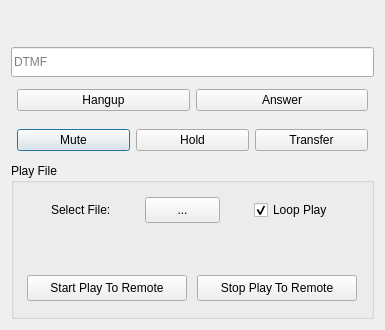
Qt form ui/calldialog.ui (noah0286/microsiptp) before a commit.
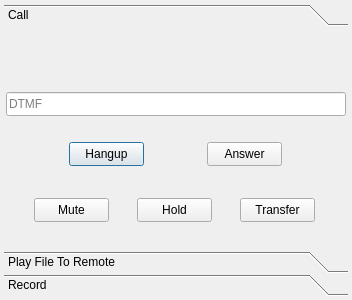
The same form after that commit.

Commit message: feat(call): support call record

What changed in the file:
```diff
--- a/ui/calldialog.ui
+++ b/ui/calldialog.ui
@@ -6,8 +6,8 @@
    <rect>
     <x>0</x>
     <y>0</y>
-    <width>385</width>
-    <height>330</height>
+    <width>352</width>
+    <height>300</height>
    </rect>
   </property>
   <property name="sizePolicy">
@@ -16,11 +16,74 @@
     <verstretch>0</verstretch>
    </sizepolicy>
   </property>
+  <property name="minimumSize">
+   <size>
+    <width>352</width>
+    <height>300</height>
+   </size>
+  </property>
+  <property name="maximumSize">
+   <size>
+    <width>352</width>
+    <height>300</height>
+   </size>
+  </property>
   <property name="windowTitle">
    <string>Call</string>
   </property>
-  <layout class="QGridLayout" name="gridLayout">
-   <item row="0" column="0">
+  <layout class="QVBoxLayout" name="verticalLayout_3">
+   <property name="spacing">
+    <number>4</number>
+   </property>
+   <property name="leftMargin">
+    <number>4</number>
+   </property>
+   <property name="topMargin">
+    <number>4</number>
+   </property>
+   <property name="rightMargin">
+    <number>4</number>
+   </property>
+   <property name="bottomMargin">
+    <number>4</number>
+   </property>
+   <item>
+    <widget class="QToolBox" name="toolBox">
+     <property name="currentIndex">
+      <number>0</number>
+     </property>
+     <property name="tabSpacing">
+      <number>1</number>
+     </property>
+     <widget class="QWidget" name="call">
+      <property name="geometry">
+       <rect>
+        <x>0</x>
+        <y>0</y>
+        <width>344</width>
+        <height>211</height>
+       </rect>
+      </property>
+      <attribute name="label">
+       <string>Call</string>
+      </attribute>
+      <layout class="QVBoxLayout" name="verticalLayout_2">
+       <property name="spacing">
+        <number>2</number>
+       </property>
+       <property name="leftMargin">
+        <number>2</number>
+       </property>
+       <property name="topMargin">
+        <number>2</number>
+       </property>
+       <property name="rightMargin">
+        <number>2</number>
+       </property>
+       <property name="bottomMargin">
+        <number>2</number>
+       </property>
+       <item>
     <widget class="QLabel" name="whoLabel">
      <property name="sizePolicy">
       <sizepolicy hsizetype="Preferred" vsizetype="Fixed">
@@ -31,7 +94,13 @@
      <property name="minimumSize">
       <size>
        <width>0</width>
-       <height>30</height>
+           <height>25</height>
+          </size>
+         </property>
+         <property name="maximumSize">
+          <size>
+           <width>16777215</width>
+           <height>25</height>
       </size>
      </property>
      <property name="text">
@@ -39,7 +108,109 @@
      </property>
     </widget>
    </item>
-   <item row="5" column="0">
+       <item>
+        <widget class="QLineEdit" name="dtmfInput">
+         <property name="minimumSize">
+          <size>
+           <width>0</width>
+           <height>24</height>
+          </size>
+         </property>
+         <property name="maximumSize">
+          <size>
+           <width>16777215</width>
+           <height>24</height>
+          </size>
+         </property>
+         <property name="placeholderText">
+          <string>DTMF</string>
+         </property>
+        </widget>
+       </item>
+       <item>
+        <widget class="QWidget" name="callOpWidget" native="true">
+         <property name="sizePolicy">
+          <sizepolicy hsizetype="Preferred" vsizetype="Fixed">
+           <horstretch>0</horstretch>
+           <verstretch>0</verstretch>
+          </sizepolicy>
+         </property>
+         <property name="minimumSize">
+          <size>
+           <width>0</width>
+           <height>30</height>
+          </size>
+         </property>
+         <layout class="QHBoxLayout" name="horizontalLayout">
+          <property name="sizeConstraint">
+           <enum>QLayout::SizeConstraint::SetDefaultConstraint</enum>
+          </property>
+          <property name="leftMargin">
+           <number>6</number>
+          </property>
+          <property name="topMargin">
+           <number>6</number>
+          </property>
+          <property name="rightMargin">
+           <number>6</number>
+          </property>
+          <property name="bottomMargin">
+           <number>6</number>
+          </property>
+          <item>
+           <widget class="QPushButton" name="cancelButton">
+            <property name="sizePolicy">
+             <sizepolicy hsizetype="Fixed" vsizetype="Fixed">
+              <horstretch>0</horstretch>
+              <verstretch>0</verstretch>
+             </sizepolicy>
+            </property>
+            <property name="minimumSize">
+             <size>
+              <width>75</width>
+              <height>24</height>
+             </size>
+            </property>
+            <property name="maximumSize">
+             <size>
+              <width>75</width>
+              <height>24</height>
+             </size>
+            </property>
+            <property name="text">
+             <string>Hangup</string>
+            </property>
+           </widget>
+          </item>
+          <item>
+           <widget class="QPushButton" name="answerButton">
+            <property name="sizePolicy">
+             <sizepolicy hsizetype="Fixed" vsizetype="Fixed">
+              <horstretch>0</horstretch>
+              <verstretch>0</verstretch>
+             </sizepolicy>
+            </property>
+            <property name="minimumSize">
+             <size>
+              <width>75</width>
+              <height>24</height>
+             </size>
+            </property>
+            <property name="maximumSize">
+             <size>
+              <width>75</width>
+              <height>24</height>
+             </size>
+            </property>
+            <property name="text">
+             <string>Answer</string>
+            </property>
+           </widget>
+          </item>
+         </layout>
+        </widget>
+       </item>
+       <item>
     <widget class="QWidget" name="callAction" native="true">
      <property name="sizePolicy">
       <sizepolicy hsizetype="Preferred" vsizetype="Fixed">
@@ -68,6 +239,24 @@
       </property>
       <item>
        <widget class="QPushButton" name="muteButton">
+            <property name="sizePolicy">
+             <sizepolicy hsizetype="Fixed" vsizetype="Fixed">
+              <horstretch>0</horstretch>
+              <verstretch>0</verstretch>
+             </sizepolicy>
+            </property>
+            <property name="minimumSize">
+             <size>
+              <width>75</width>
+              <height>24</height>
+             </size>
+            </property>
+            <property name="maximumSize">
+             <size>
+              <width>75</width>
+              <height>24</height>
+             </size>
+            </property>
         <property name="text">
          <string>Mute</string>
         </property>
@@ -75,6 +264,24 @@
       </item>
       <item>
        <widget class="QPushButton" name="holdButton">
+            <property name="sizePolicy">
+             <sizepolicy hsizetype="Fixed" vsizetype="Fixed">
+              <horstretch>0</horstretch>
+              <verstretch>0</verstretch>
+             </sizepolicy>
+            </property>
+            <property name="minimumSize">
+             <size>
+              <width>75</width>
+              <height>24</height>
+             </size>
+            </property>
+            <property name="maximumSize">
+             <size>
+              <width>75</width>
+              <height>24</height>
+             </size>
+            </property>
         <property name="text">
          <string>Hold</string>
         </property>
@@ -82,6 +289,24 @@
       </item>
       <item>
        <widget class="QPushButton" name="transferButton">
+            <property name="sizePolicy">
+             <sizepolicy hsizetype="Fixed" vsizetype="Fixed">
+              <horstretch>75</horstretch>
+              <verstretch>24</verstretch>
+             </sizepolicy>
+            </property>
+            <property name="minimumSize">
+             <size>
+              <width>75</width>
+              <height>24</height>
+             </size>
+            </property>
+            <property name="maximumSize">
+             <size>
+              <width>75</width>
+              <height>24</height>
+             </size>
+            </property>
         <property name="text">
          <string>Transfer</string>
         </property>
@@ -90,24 +315,37 @@
      </layout>
     </widget>
    </item>
-   <item row="3" column="0">
-    <widget class="QLineEdit" name="dtmfInput">
-     <property name="minimumSize">
-      <size>
-       <width>0</width>
-       <height>30</height>
-      </size>
-     </property>
-     <property name="placeholderText">
-      <string>DTMF</string>
-     </property>
-    </widget>
-   </item>
-   <item row="6" column="0">
-    <widget class="QGroupBox" name="playFileGroupBox">
-     <property name="title">
-      <string>Play File</string>
-     </property>
+      </layout>
+     </widget>
+     <widget class="QWidget" name="play">
+      <property name="geometry">
+       <rect>
+        <x>0</x>
+        <y>0</y>
+        <width>344</width>
+        <height>211</height>
+       </rect>
+      </property>
+      <attribute name="label">
+       <string>Play File To Remote</string>
+      </attribute>
+      <layout class="QVBoxLayout" name="verticalLayout_4">
+       <property name="spacing">
+        <number>4</number>
+       </property>
+       <property name="leftMargin">
+        <number>4</number>
+       </property>
+       <property name="topMargin">
+        <number>4</number>
+       </property>
+       <property name="rightMargin">
+        <number>4</number>
+       </property>
+       <property name="bottomMargin">
+        <number>4</number>
+       </property>
+       <item>
      <layout class="QVBoxLayout" name="verticalLayout">
       <item>
        <layout class="QHBoxLayout" name="horizontalLayout_2">
@@ -134,14 +372,14 @@
           </property>
           <property name="minimumSize">
            <size>
-            <width>75</width>
-            <height>26</height>
+               <width>50</width>
+               <height>25</height>
            </size>
           </property>
           <property name="maximumSize">
            <size>
-            <width>75</width>
-            <height>26</height>
+               <width>50</width>
+               <height>25</height>
            </size>
           </property>
           <property name="text">
@@ -178,13 +416,13 @@
         <property name="minimumSize">
          <size>
           <width>0</width>
-          <height>30</height>
+             <height>24</height>
          </size>
         </property>
         <property name="maximumSize">
          <size>
           <width>16777215</width>
-          <height>30</height>
+             <height>24</height>
          </size>
         </property>
         <property name="text">
@@ -202,14 +440,20 @@
             <verstretch>0</verstretch>
            </sizepolicy>
           </property>
+             <property name="minimumSize">
+              <size>
+               <width>75</width>
+               <height>25</height>
+              </size>
+             </property>
           <property name="maximumSize">
            <size>
-            <width>160</width>
-            <height>26</height>
+               <width>75</width>
+               <height>25</height>
            </size>
           </property>
           <property name="text">
-           <string>Start Play To Remote</string>
+              <string>Start</string>
           </property>
          </widget>
         </item>
@@ -223,71 +467,195 @@
           </property>
           <property name="minimumSize">
            <size>
-            <width>160</width>
-            <height>26</height>
+               <width>75</width>
+               <height>25</height>
            </size>
           </property>
           <property name="maximumSize">
            <size>
-            <width>160</width>
-            <height>26</height>
+               <width>75</width>
+               <height>25</height>
            </size>
           </property>
           <property name="text">
-           <string>Stop Play To Remote</string>
+              <string>Stop</string>
           </property>
          </widget>
         </item>
        </layout>
       </item>
      </layout>
+       </item>
+      </layout>
+     </widget>
+     <widget class="QWidget" name="record">
+      <property name="geometry">
+       <rect>
+        <x>0</x>
+        <y>0</y>
+        <width>344</width>
+        <height>211</height>
+       </rect>
+      </property>
+      <attribute name="label">
+       <string>Record</string>
+      </attribute>
+      <layout class="QVBoxLayout" name="verticalLayout_5">
+       <property name="spacing">
+        <number>4</number>
+       </property>
+       <property name="leftMargin">
+        <number>4</number>
+       </property>
+       <property name="topMargin">
+        <number>4</number>
+       </property>
+       <property name="rightMargin">
+        <number>4</number>
+       </property>
+       <property name="bottomMargin">
+        <number>4</number>
+       </property>
+       <item>
+        <layout class="QGridLayout" name="gridLayout_2" rowstretch="0,0,0,0,0" columnstretch="0,0">
+         <property name="sizeConstraint">
+          <enum>QLayout::SizeConstraint::SetDefaultConstraint</enum>
+         </property>
+         <item row="4" column="1">
+          <widget class="QPushButton" name="recordFileStopPushButton">
+           <property name="minimumSize">
+            <size>
+             <width>75</width>
+             <height>25</height>
+            </size>
+           </property>
+           <property name="maximumSize">
+            <size>
+             <width>75</width>
+             <height>25</height>
+            </size>
+           </property>
+           <property name="text">
+            <string>Stop</string>
+           </property>
+          </widget>
+         </item>
+         <item row="0" column="1">
+          <widget class="QPushButton" name="recordFileStoreDirPushButton">
+           <property name="minimumSize">
+            <size>
+             <width>50</width>
+             <height>25</height>
+            </size>
+           </property>
+           <property name="maximumSize">
+            <size>
+             <width>50</width>
+             <height>25</height>
+            </size>
+           </property>
+           <property name="text">
+            <string>...</string>
+           </property>
+          </widget>
+         </item>
+         <item row="3" column="1">
+          <widget class="QComboBox" name="recordFileFormatComboBox">
+           <property name="placeholderText">
+            <string/>
+           </property>
+           <item>
+            <property name="text">
+             <string>WAV</string>
+            </property>
+           </item>
+          </widget>
+         </item>
+         <item row="3" column="0">
+          <widget class="QLabel" name="label_5">
+           <property name="text">
+            <string>File Format:</string>
+           </property>
+          </widget>
+         </item>
+         <item row="2" column="1">
+          <widget class="QComboBox" name="recordFileAudioModeComboBox">
+           <property name="currentIndex">
+            <number>2</number>
+           </property>
+           <item>
+            <property name="text">
+             <string>Local Only</string>
+            </property>
+           </item>
+           <item>
+            <property name="text">
+             <string>Remote Only</string>
+            </property>
+           </item>
+           <item>
+            <property name="text">
+             <string>Local And Remote</string>
+            </property>
+           </item>
+          </widget>
+         </item>
+         <item row="2" column="0">
+          <widget class="QLabel" name="label_4">
+           <property name="text">
+            <string>Audio Mode:</string>
+           </property>
     </widget>
    </item>
    <item row="4" column="0">
-    <widget class="QWidget" name="callOpWidget" native="true">
-     <property name="sizePolicy">
-      <sizepolicy hsizetype="Preferred" vsizetype="Fixed">
-       <horstretch>0</horstretch>
-       <verstretch>0</verstretch>
-      </sizepolicy>
-     </property>
+          <widget class="QPushButton" name="recordFileStartPushButton">
      <property name="minimumSize">
       <size>
-       <width>0</width>
-       <height>30</height>
-      </size>
-     </property>
-     <layout class="QHBoxLayout" name="horizontalLayout">
-      <property name="sizeConstraint">
-       <enum>QLayout::SizeConstraint::SetDefaultConstraint</enum>
-      </property>
-      <property name="leftMargin">
-       <number>6</number>
-      </property>
-      <property name="topMargin">
-       <number>6</number>
-      </property>
-      <property name="rightMargin">
-       <number>6</number>
-      </property>
-      <property name="bottomMargin">
-       <number>6</number>
-      </property>
-      <item>
-       <widget class="QPushButton" name="cancelButton">
+             <width>75</width>
+             <height>25</height>
+            </size>
+           </property>
+           <property name="maximumSize">
+            <size>
+             <width>75</width>
+             <height>25</height>
+            </size>
+           </property>
+           <property name="text">
+            <string>Start</string>
+           </property>
+          </widget>
+         </item>
+         <item row="1" column="1">
+          <widget class="QLabel" name="recordFileStoreDirLabel">
+           <property name="minimumSize">
+            <size>
+             <width>24</width>
+             <height>0</height>
+            </size>
+           </property>
+           <property name="maximumSize">
+            <size>
+             <width>16777215</width>
+             <height>24</height>
+            </size>
+           </property>
         <property name="text">
-         <string>Hangup</string>
+            <string/>
         </property>
        </widget>
       </item>
-      <item>
-       <widget class="QPushButton" name="answerButton">
+         <item row="0" column="0">
+          <widget class="QLabel" name="label_2">
         <property name="text">
-         <string>Answer</string>
+            <string>Store Path:</string>
         </property>
        </widget>
       </item>
      </layout>
+       </item>
+      </layout>
+     </widget>
     </widget>
    </item>
   </layout>
```
Lines whose indentation alone changed are shown as unchanged. The commit also changes 4 other files.
